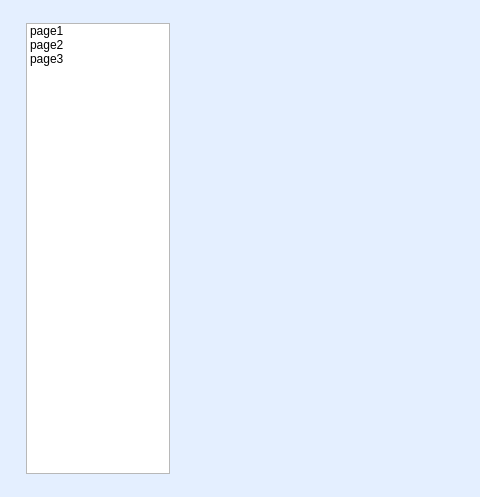
The window that App/Src/CContentWidget/ContentWidget.ui (Haon1/windows-app-system-2025-06-02) describes before a commit, drawn with Qt 5; both pictures show x 0 to 480 and y 0 to 497 of the 932 by 497 pixel window.
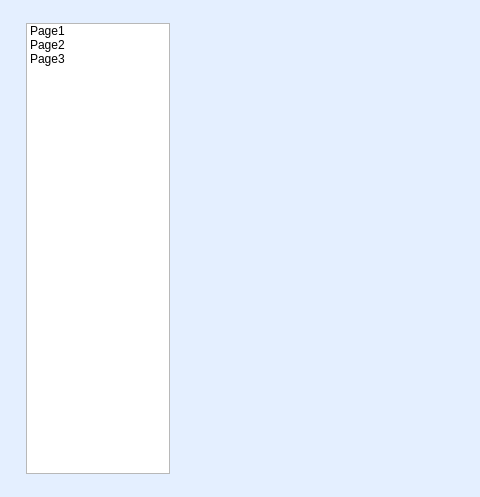
The same window after the commit. Custom widgets are drawn as their Qt base class.

```diff
--- a/App/Src/CContentWidget/ContentWidget.ui
+++ b/App/Src/CContentWidget/ContentWidget.ui
@@ -67,17 +67,17 @@
         </property>
         <item>
          <property name="text">
-          <string>page1</string>
+          <string>Page1</string>
          </property>
         </item>
         <item>
          <property name="text">
-          <string>page2</string>
+          <string>Page2</string>
          </property>
         </item>
         <item>
          <property name="text">
-          <string>page3</string>
+          <string>Page3</string>
          </property>
         </item>
        </widget>
```
